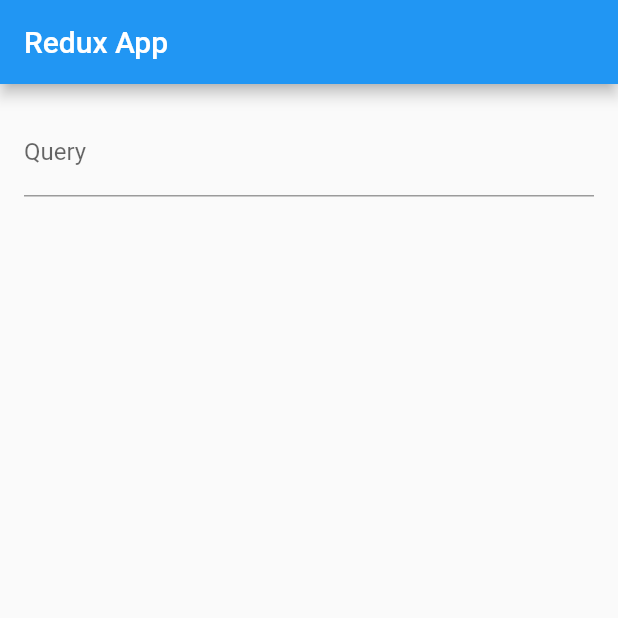
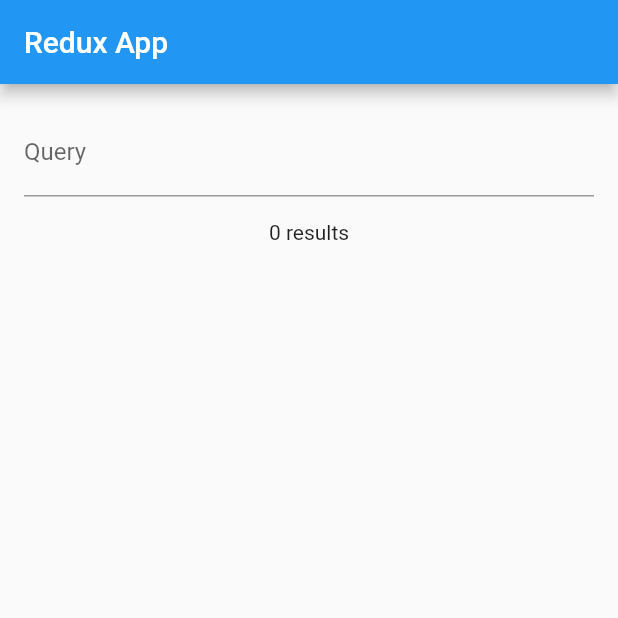
Before and after one commit to DFreds/flutter_redux_boilerplate, a Flutter app: the screen it shows after launch, on a phone screen of 412 x 824 dp, the top half of it. Run offline on Flutter 3.47's test engine with Material 2 defaults, Android fonts, the phone set to English and light mode, and no system bars; our stand-ins replace flutter_redux, redux.

Commit message:
Change data gathered from github API

```diff
--- a/lib/actions/actions.dart
+++ b/lib/actions/actions.dart
@@ -1,4 +1,4 @@
-import 'package:flutter_redux_boilerplate/models/repo.dart';
+import 'package:flutter_redux_boilerplate/models/github_repo_result.dart';
 import 'package:meta/meta.dart';
 
 class ChangeBottomNavAction {
@@ -18,7 +18,7 @@ class QueryChangedAction {
 }
 
 class GithubLoadSuccessAction {
-  final List<Repo> data;
+  final GithubRepoResult data;
 
   GithubLoadSuccessAction({
     @required this.data,
--- a/lib/containers/repo_list.dart
+++ b/lib/containers/repo_list.dart
@@ -4,6 +4,7 @@ import 'package:flutter_redux_boilerplate/components/error_text.dart';
 import 'package:flutter_redux_boilerplate/components/loading.dart';
 import 'package:flutter_redux_boilerplate/components/repo_list_tile.dart';
 import 'package:flutter_redux_boilerplate/models/app_state.dart';
+import 'package:flutter_redux_boilerplate/models/repo.dart';
 import 'package:flutter_redux_boilerplate/models/repo_state.dart';
 import 'package:flutter_redux_boilerplate/selectors/selectors.dart';
 import 'package:redux/redux.dart';
@@ -23,14 +24,16 @@ class RepoList extends StatelessWidget {
           return ErrorText(error: viewModel.repoState.error);
         }
 
-        if (viewModel.repoState.data.isEmpty) return Container();
+        if (viewModel.repoState.data.totalCount == 0) return Container();
+
+        final List<Repo> repoItems = viewModel.repoState.data.items;
 
         return ListView.separated(
-          itemCount: viewModel.repoState.data.length,
+          itemCount: repoItems.length,
           separatorBuilder: (BuildContext context, int index) => Divider(),
           itemBuilder: (BuildContext context, int index) {
             return RepoListTile(
-              repo: viewModel.repoState.data[index],
+              repo: repoItems[index],
             );
           },
         );
--- /dev/null
+++ b/lib/containers/total_results_text.dart
@@ -0,0 +1,37 @@
+import 'package:flutter/material.dart';
+import 'package:flutter_redux/flutter_redux.dart';
+import 'package:flutter_redux_boilerplate/models/app_state.dart';
+import 'package:flutter_redux_boilerplate/selectors/selectors.dart';
+import 'package:redux/redux.dart';
+
+class TotalResultsText extends StatelessWidget {
+  @override
+  Widget build(BuildContext context) {
+    return StoreConnector<AppState, _ViewModel>(
+      distinct: true,
+      converter: (store) => _ViewModel.fromStore(store),
+      builder: (BuildContext context, _ViewModel viewModel) {
+        return Container(
+          padding: const EdgeInsets.only(bottom: 16),
+          child: Text(
+            '${viewModel.totalResults} results',
+          ),
+        );
+      },
+    );
+  }
+}
+
+class _ViewModel {
+  final int totalResults;
+
+  _ViewModel({
+    @required this.totalResults,
+  });
+
+  static _ViewModel fromStore(Store<AppState> store) {
+    return _ViewModel(
+      totalResults: totalResultsSelector(store.state),
+    );
+  }
+}
--- a/lib/middleware/app_middleware.dart
+++ b/lib/middleware/app_middleware.dart
@@ -1,6 +1,6 @@
 import 'package:flutter_redux_boilerplate/actions/actions.dart';
 import 'package:flutter_redux_boilerplate/models/app_state.dart';
-import 'package:flutter_redux_boilerplate/models/repo.dart';
+import 'package:flutter_redux_boilerplate/models/github_repo_result.dart';
 import 'package:flutter_redux_boilerplate/services/github_repository.dart';
 import 'package:redux/redux.dart';
 
@@ -30,8 +30,8 @@ class AppMiddleware {
     next(action);
 
     try {
-      final List<Repo> repos = await repository.loadRepos(action.query);
-      store.dispatch(GithubLoadSuccessAction(data: repos));
+      final GithubRepoResult repoResult = await repository.loadRepoResult(action.query);
+      store.dispatch(GithubLoadSuccessAction(data: repoResult));
     } catch (e) {
       store.dispatch(GithubLoadFailureAction(error: e.toString()));
     }
--- a/lib/models/repo_state.dart
+++ b/lib/models/repo_state.dart
@@ -1,4 +1,4 @@
-import 'package:flutter_redux_boilerplate/models/repo.dart';
+import 'package:flutter_redux_boilerplate/models/github_repo_result.dart';
 import 'package:meta/meta.dart';
 
 @immutable
@@ -6,7 +6,7 @@ class RepoState {
   final bool isLoading;
   final int currentPage;
   final String query;
-  final List<Repo> data;
+  final GithubRepoResult data;
   final String error;
 
   RepoState({
@@ -22,7 +22,7 @@ class RepoState {
       isLoading: false,
       currentPage: 1,
       query: '',
-      data: [],
+      data: GithubRepoResult.initial(),
       error: null,
     );
   }
@@ -31,7 +31,7 @@ class RepoState {
     bool isLoading,
     int currentPage,
     String query,
-    List<Repo> data,
+    GithubRepoResult data,
     String error,
   }) {
     return RepoState(
--- a/lib/reducers/repo_reducer.dart
+++ b/lib/reducers/repo_reducer.dart
@@ -1,4 +1,5 @@
 import 'package:flutter_redux_boilerplate/actions/actions.dart';
+import 'package:flutter_redux_boilerplate/models/github_repo_result.dart';
 import 'package:flutter_redux_boilerplate/models/repo_state.dart';
 import 'package:redux/redux.dart';
 
@@ -27,6 +28,7 @@ RepoState _githubLoadSuccess(RepoState state, GithubLoadSuccessAction action) {
 RepoState _githubLoadFailure(RepoState state, GithubLoadFailureAction action) {
   return state.copyWith(
     isLoading: false,
+    data: GithubRepoResult.initial(),
     error: action.error,
   );
 }
--- a/lib/screens/repo_list_screen.dart
+++ b/lib/screens/repo_list_screen.dart
@@ -1,6 +1,7 @@
 import 'package:flutter/material.dart';
 import 'package:flutter_redux_boilerplate/containers/repo_list.dart';
 import 'package:flutter_redux_boilerplate/containers/search_field.dart';
+import 'package:flutter_redux_boilerplate/containers/total_results_text.dart';
 
 class RepoListScreen extends StatelessWidget {
 
@@ -10,6 +11,7 @@ class RepoListScreen extends StatelessWidget {
       child: Column(
         children: <Widget>[
           SearchField(),
+          TotalResultsText(),
           Expanded(child: RepoList()),
         ],
       ),
--- a/lib/selectors/selectors.dart
+++ b/lib/selectors/selectors.dart
@@ -7,3 +7,5 @@ Widget rootScreenSelector(AppState state) => state.navState.rootScreen;
 int selectedBottomNavSelector(AppState state) => state.navState.selectedBottomNav;
 
 RepoState repoStateSelector(AppState state) => state.repoState;
+
+int totalResultsSelector(AppState state) => state.repoState.data.totalCount;
--- a/lib/services/github_repository.dart
+++ b/lib/services/github_repository.dart
@@ -1,5 +1,4 @@
 import 'package:flutter_redux_boilerplate/models/github_repo_result.dart';
-import 'package:flutter_redux_boilerplate/models/repo.dart';
 import 'package:flutter_redux_boilerplate/services/github_web_client.dart';
 
 class GithubRepository {
@@ -12,8 +11,4 @@ class GithubRepository {
   Future<GithubRepoResult> loadRepoResult(String query) async {
     return await githubWebClient.fetchRepoResult(query);
   }
-
-  Future<List<Repo>> loadRepos(String query) async {
-    return await githubWebClient.fetchRepos(query);
-  }
 }
```
Also changed, not shown: lib/models/github_repo_result.dart (+8 -1 lines), lib/services/github_web_client.dart (+0 -18 lines), 4 other files.
